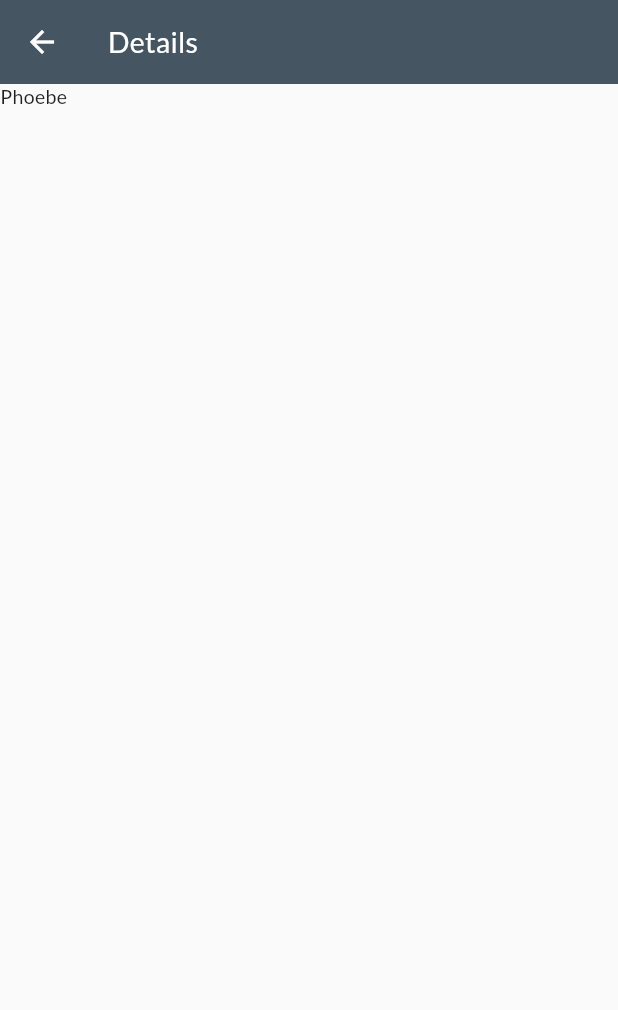
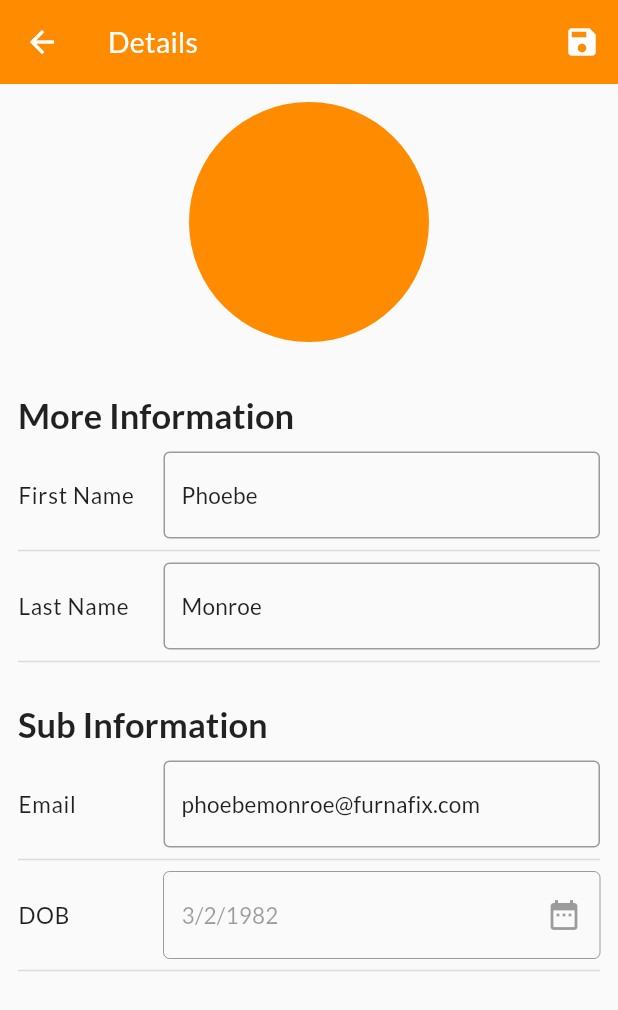
Before and after one commit to AdlyRadwika/testagain, a Flutter app: the screen it shows after launch, after a tap on "Phoebe", on a phone screen of 412 x 824 dp. Shown: the top 1010 px of the screen. Run offline on Flutter 3.47's test engine with Material 2 defaults, Android fonts, the phone set to English and light mode, and no system bars; our stand-ins replace get_it, google_fonts.

Commit message:
Feat: failed attempt to update the contact and apply dart format

```diff
--- a/lib/data/model/contact/contact.dart
+++ b/lib/data/model/contact/contact.dart
@@ -20,4 +20,12 @@ class Contact {
         email: json["email"],
         dob: json["dob"],
       );
+
+  Map<String, dynamic> toJson() => {
+        "id": id,
+        "firstName": firstName,
+        "lastName": lastName,
+        "email": email,
+        "dob": dob,
+      };
 }
--- a/lib/provider/contact/contact.dart
+++ b/lib/provider/contact/contact.dart
@@ -1,6 +1,8 @@
 import 'dart:convert';
+import 'dart:io';
 
 import 'package:flutter/services.dart';
+import 'package:path_provider/path_provider.dart';
 import 'package:test_again/data/model/contact/contact.dart';
 import 'package:test_again/utils/constants.dart';
 import 'package:test_again/utils/provider_enum.dart';
@@ -15,7 +17,6 @@ List<Contact>? _contacts;
 late Contact _detail;
 
 class ContactProvider extends ChangeNotifier {
-
   ContactProvider() {
     fetchContacts();
   }
@@ -30,8 +31,12 @@ class ContactProvider extends ChangeNotifier {
 
   Future<List<Contact>> fetchRawData() async {
     final String response = await rootBundle.loadString(Constants.dummyData);
+    Directory appDocDir = await getApplicationDocumentsDirectory();
+    File jsonFile = File("${appDocDir.path}/data.json");
+    jsonFile.writeAsStringSync(response);
     final jsonData = jsonDecode(response);
-    List<Contact> data = (jsonData as List).map((item) => Contact.fromJson(item)).toList();
+    List<Contact> data =
+        (jsonData as List).map((item) => Contact.fromJson(item)).toList();
     return data;
   }
 
@@ -57,9 +62,26 @@ class ContactProvider extends ChangeNotifier {
     }
   }
 
+  Future<void> updateContact(Contact data) async {
+    _state = ProviderState.loading;
+    notifyListeners();
+    try {
+      Directory appDocDir = await getApplicationDocumentsDirectory();
+      File jsonFile = File("${appDocDir.path}/data.json");
+      jsonFile.writeAsStringSync(jsonEncode(data.toJson()));
+      fetchContacts();
+      notifyListeners();
+    } catch (e, stacktrace) {
+      debugPrint(e.toString());
+      debugPrint(stacktrace.toString());
+      _message = e.toString();
+      _state = ProviderState.error;
+      notifyListeners();
+    }
+  }
+
   void getDetail(Contact data) {
     _detail = data;
     notifyListeners();
   }
-
 }
--- a/lib/screens/detail/detail.dart
+++ b/lib/screens/detail/detail.dart
@@ -1,26 +1,158 @@
 import 'package:flutter/material.dart';
 import 'package:provider/provider.dart';
+import 'package:test_again/data/model/contact/contact.dart';
 import 'package:test_again/provider/contact/contact.dart';
+import 'package:test_again/screens/detail/widgets/row_item.dart';
+import 'package:test_again/utils/constants.dart';
 
-class DetailScreen extends StatelessWidget {
+class DetailScreen extends StatefulWidget {
   const DetailScreen({super.key});
+
+  @override
+  State<DetailScreen> createState() => _DetailScreenState();
+}
+
+class _DetailScreenState extends State<DetailScreen> {
+  late TextEditingController firstNameC;
+  late TextEditingController lastNameC;
+  late TextEditingController emailC;
+  late TextEditingController dobC;
+
+  @override
+  void initState() {
+    final data = context.read<ContactProvider>().detail;
+    firstNameC = TextEditingController(text: data.firstName ?? "");
+    lastNameC = TextEditingController(text: data.lastName ?? "");
+    emailC = TextEditingController(text: data.email ?? "");
+    dobC = TextEditingController(text: data.dob ?? "");
+
+    super.initState();
+  }
 
   @override
   Widget build(BuildContext context) {
     return Scaffold(
       appBar: AppBar(
         title: const Text("Details"),
+        actions: [
+          IconButton(
+              onPressed: submit, tooltip: 'Save', icon: const Icon(Icons.save))
+        ],
       ),
       body: Consumer<ContactProvider>(
         builder: (context, provider, _) {
           final data = provider.detail;
-          return Column(
-            children: [
-              Text(data.firstName ?? "...."),
-            ],
+          final theme = Theme.of(context);
+          return SingleChildScrollView(
+            child: Padding(
+              padding: const EdgeInsets.all(Constants.normalPadding),
+              child: Column(
+                crossAxisAlignment: CrossAxisAlignment.start,
+                mainAxisAlignment: MainAxisAlignment.center,
+                children: [
+                  Align(
+                    alignment: Alignment.center,
+                    child: CircleAvatar(
+                      maxRadius: 80.0,
+                      backgroundColor: theme.primaryColor,
+                    ),
+                  ),
+                  const SizedBox(
+                    height: 35,
+                  ),
+                  Text(
+                    'More Information',
+                    style: theme.textTheme.headlineSmall?.copyWith(
+                      fontWeight: FontWeight.w600,
+                    ),
+                  ),
+                  const SizedBox(
+                    height: 10,
+                  ),
+                  RowItem(
+                    theme: theme,
+                    data: data.firstName,
+                    label: 'First Name',
+                    controller: firstNameC,
+                  ),
+                  const Divider(thickness: 1.0),
+                  RowItem(
+                    theme: theme,
+                    data: data.lastName,
+                    label: 'Last Name',
+                    controller: lastNameC,
+                  ),
+                  const Divider(thickness: 1.0),
+                  const SizedBox(
+                    height: 20,
+                  ),
+                  Text('Sub Information',
+                      style: theme.textTheme.headlineSmall?.copyWith(
+                        fontWeight: FontWeight.w600,
+                      )),
+                  const SizedBox(
+                    height: 10,
+                  ),
+                  RowItem(
+                    theme: theme,
+                    data: data.firstName,
+                    label: 'Email',
+                    controller: emailC,
+                  ),
+                  const Divider(thickness: 1.0),
+                  GestureDetector(
+                    onTap: () => _chooseDatePicker(context),
+                    child: RowItem(
+                        theme: theme,
+                        data: data.lastName,
+                        label: 'DOB',
+                        controller: dobC,
+                        isDatePicker: true),
+                  ),
+                  const Divider(thickness: 1.0),
+                ],
+              ),
+            ),
           );
         },
       ),
     );
   }
+
+  void _chooseDatePicker(BuildContext context) {
+    showDatePicker(
+            context: context,
+            initialDate: DateTime.now(),
+            firstDate: DateTime(2023),
+            lastDate: DateTime.now())
+        .then((value) {
+      if (value == null) {
+        return;
+      }
+      final dateText = value.toIso8601String();
+      dobC.text = dateText;
+    });
+  }
+
+  void submit() {
+    final firstName = firstNameC.text.trim();
+    final lastName = lastNameC.text.trim();
+    final email = emailC.text.trim();
+    final dob = dobC.text.trim();
+
+    if (firstName.isEmpty || lastName.isEmpty) {
+      const snackBar = SnackBar(
+        content: Text('Fill the first name or the last name!'),
+      );
+      ScaffoldMessenger.of(context).showSnackBar(snackBar);
+    } else {
+      context.read<ContactProvider>().updateContact(Contact(
+            firstName: firstName,
+            lastName: lastName,
+            email: email,
+            dob: dob,
+          ));
+      Navigator.pop(context);
+    }
+  }
 }
--- /dev/null
+++ b/lib/screens/detail/widgets/row_item.dart
@@ -0,0 +1,45 @@
+import 'package:flutter/material.dart';
+
+class RowItem extends StatelessWidget {
+  const RowItem({
+    super.key,
+    required this.theme,
+    required this.data,
+    required this.label,
+    required this.controller,
+    this.isDatePicker = false,
+  });
+
+  final ThemeData theme;
+  final String? data;
+  final String label;
+  final bool isDatePicker;
+  final TextEditingController controller;
+
+  @override
+  Widget build(BuildContext context) {
+    return Row(
+      mainAxisAlignment: MainAxisAlignment.spaceBetween,
+      children: [
+        Flexible(
+          child: Text(
+            label,
+            style: theme.textTheme.bodyLarge,
+          ),
+        ),
+        Expanded(
+          flex: 3,
+          child: TextField(
+            controller: controller,
+            decoration: InputDecoration(
+              border: const OutlineInputBorder(gapPadding: 0.0),
+              suffixIcon: isDatePicker ? const Icon(Icons.date_range) : null,
+            ),
+            textInputAction: TextInputAction.next,
+            enabled: isDatePicker == true ? false : true,
+          ),
+        )
+      ],
+    );
+  }
+}
--- a/lib/screens/home/home.dart
+++ b/lib/screens/home/home.dart
@@ -13,6 +13,17 @@ class HomeScreen extends StatelessWidget {
       appBar: AppBar(
         title: const Text('Contacts'),
         centerTitle: true,
+        leading: IconButton(
+            onPressed: () {},
+            tooltip: 'Search Contact',
+            icon: const Icon(Icons.search)),
+        actions: [
+          IconButton(
+            onPressed: () {},
+            tooltip: 'Add Contact',
+            icon: const Icon(Icons.add),
+          ),
+        ],
       ),
       body: Consumer<ContactProvider>(
         builder: (context, provider, _) {
--- a/lib/utils/constants.dart
+++ b/lib/utils/constants.dart
@@ -1,3 +1,7 @@
 class Constants {
+  //assets
   static const String dummyData = "assets/json/data.json";
+
+  //styles
+  static const double normalPadding = 12.0;
 }
--- a/lib/utils/theme.dart
+++ b/lib/utils/theme.dart
@@ -3,7 +3,7 @@ import 'package:google_fonts/google_fonts.dart';
 
 const ColorScheme myColorScheme = ColorScheme(
   brightness: Brightness.light,
-  primary: Color(0XFF455561),
+  primary: Color(0XFFff8c00),
   onPrimary: Colors.white,
   secondary: Color(0xff5C6672),
   onSecondary: Colors.white,
@@ -53,11 +53,5 @@ ThemeData myThemeData = ThemeData(
   appBarTheme: const AppBarTheme(
     elevation: 0,
   ),
-  floatingActionButtonTheme: FloatingActionButtonThemeData(
-      backgroundColor: myColorScheme.primary, elevation: 10.0),
-  bottomNavigationBarTheme: BottomNavigationBarThemeData(
-    backgroundColor: myColorScheme.primary,
-    selectedItemColor: myColorScheme.onPrimary,
-    unselectedItemColor: myColorScheme.secondary,
-  ),
+  primaryColor: myColorScheme.primary,
 );
--- a/pubspec.yaml
+++ b/pubspec.yaml
@@ -11,6 +11,7 @@ dependencies:
     sdk: flutter
   get_it: ^7.6.0
   google_fonts: ^5.1.0
+  path_provider: ^2.0.15
   provider: ^6.0.5
 
 dev_dependencies:
```
Also changed, not shown: lib/main.dart (line endings or trailing spaces), lib/screens/home/widgets/contact_item.dart (line endings or trailing spaces), lib/screens/route.dart (line endings or trailing spaces), lib/utils/injection.dart (line endings or trailing spaces), lib/utils/provider_enum.dart (line endings or trailing spaces), lib/utils/providers.dart (line endings or trailing spaces), pubspec.lock. Lines whose indentation alone changed are shown as unchanged.
